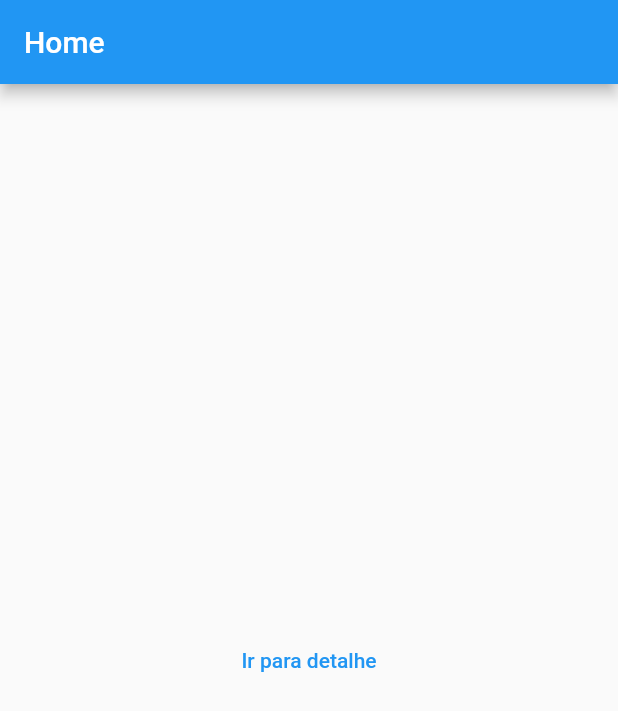
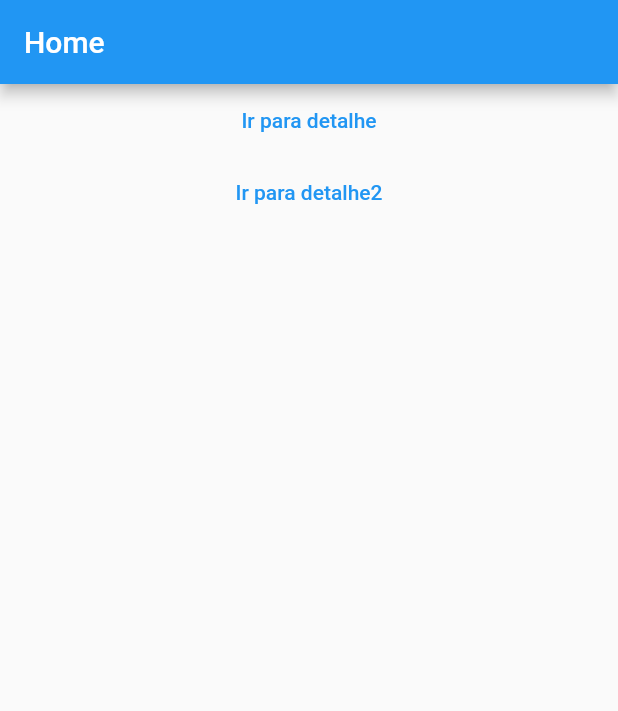
Before and after one commit to bglassesgirl/flutter-app, a Flutter app: the screen it shows after launch, on a phone screen of 412 x 824 dp. Shown: the top 711 px of the screen. Run offline on Flutter 3.47's test engine with Material 2 defaults, Android fonts, the phone set to English and light mode, and no system bars.

Commit message:
feat: naviagtion xxxx

```diff
--- a/lib/main.dart
+++ b/lib/main.dart
@@ -1,6 +1,7 @@
 import 'package:flutter/material.dart';
 import 'package:flutter_fundamentos/core/navigator_observer_custom.dart';
 import 'package:flutter_fundamentos/navegacao_pages/detalhe.dart';
+import 'package:flutter_fundamentos/navegacao_pages/detalhe2.dart';
 import 'navegacao_pages/home_page.dart';
 
 void main() {
@@ -30,10 +31,11 @@ class MyApp extends StatelessWidget {
           );
         }
       },
-      // routes: {
-      //   '/': (_) => HomePage(),
-      //   '/detalhe': (_) => DetalhePage(),
-      // },
+      routes: {
+        '/': (_) => HomePage(),
+        // '/detalhe': (_) => DetalhePage(),
+        '/detalhe2': (_) => const Detalhe2(),
+      },
     );
   }
 }
--- /dev/null
+++ b/lib/navegacao_pages/detalhe2.dart
@@ -0,0 +1,21 @@
+import 'package:flutter/material.dart';
+
+class Detalhe2 extends StatelessWidget {
+
+  const Detalhe2({ super.key });
+
+   @override
+   Widget build(BuildContext context) {
+       return Scaffold(
+           appBar: AppBar(title: const Text('Detalhe2'),),
+           body: Center(
+            child: TextButton(
+              onPressed: () {
+                Navigator.of(context).pop('produto cadastrado')
+              },
+              child: const Text('Voltar'),
+              ),
+            )
+       );
+  }
+}
--- a/lib/navegacao_pages/home_page.dart
+++ b/lib/navegacao_pages/home_page.dart
@@ -10,12 +10,20 @@ class HomePage extends StatelessWidget {
         title: const Text('Home'),
       ),
       body: Center(
-        child: TextButton(
-          onPressed: () {
-            Navigator.of(context).pushNamed('/detalhe');
-          },
-          child: Text('Ir para detalhe'),
-        ),
+        child: Column(children: [
+          TextButton(
+            onPressed: () {
+              Navigator.of(context).pushNamed('/detalhe');
+            },
+            child: const Text('Ir para detalhe'),
+          ),
+          TextButton(
+            onPressed: () {
+              Navigator.of(context).pushNamed('/detalhe2');
+            },
+            child: const Text('Ir para detalhe2'),
+          ),
+        ]),
       ),
     );
   }
```
